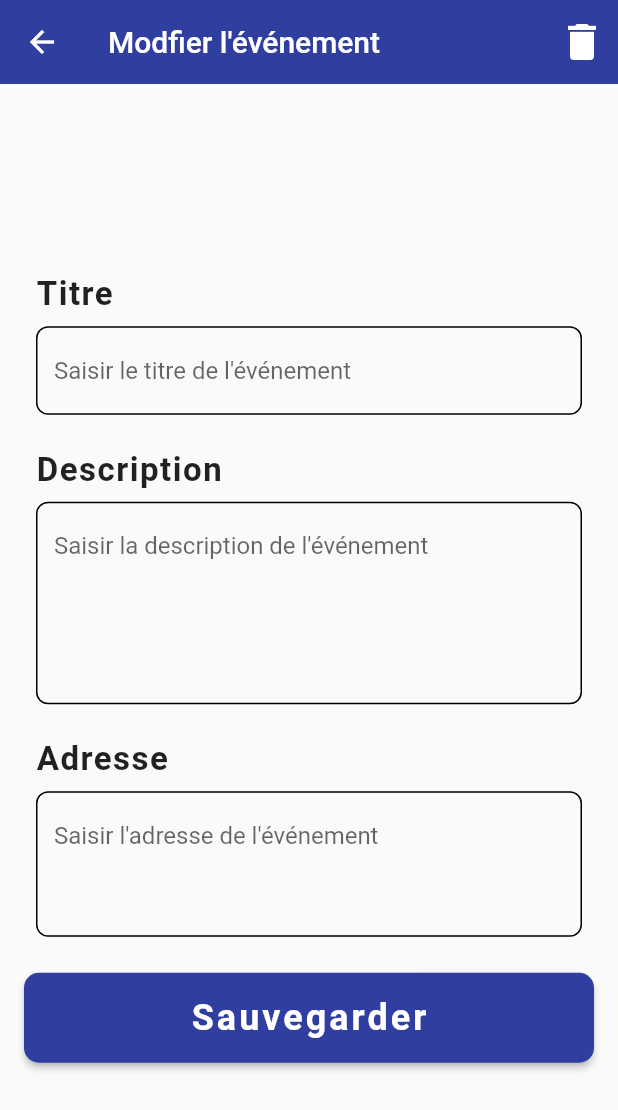
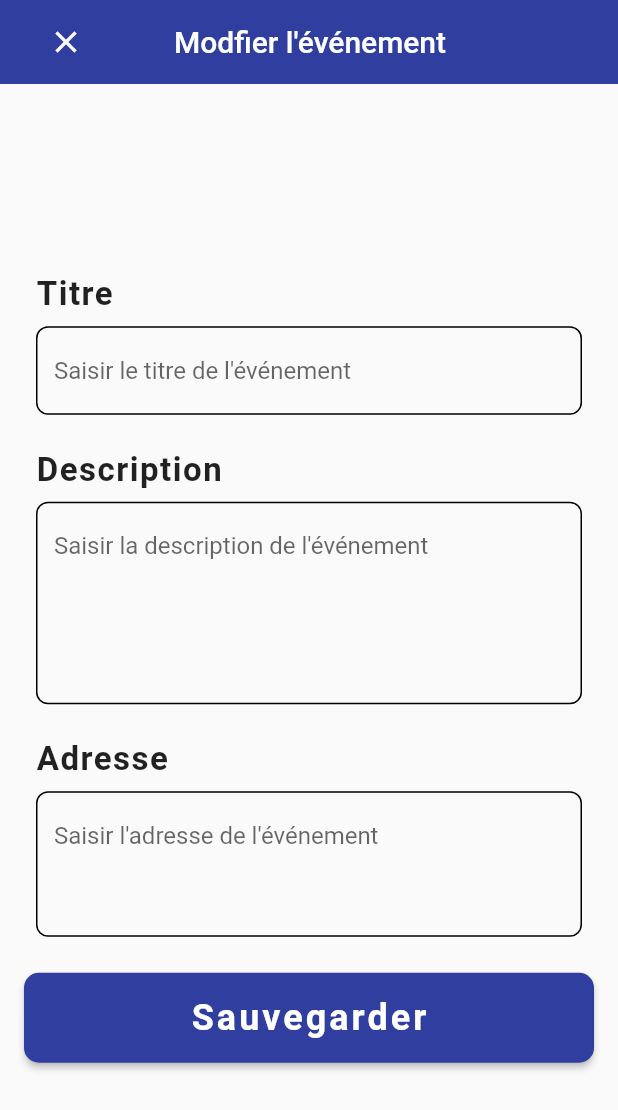
Before and after one commit to BachENSIM/iZiBadge, a Flutter app: the EditScreen screen opened directly with empty values, on a phone screen of 412 x 824 dp. Shown: the top 1110 px of the screen. Run offline on Flutter 3.47's test engine with Material 2 defaults, Android fonts, the phone set to English and light mode, and no system bars; our stand-ins replace cloud_firestore, firebase_auth, firebase_core, getwidget, qr_flutter; missing offline and left inert: qr_code_scanner; accounts and stored records are empty.

Commit message:
v1.0.14c - fix lists height

```diff
--- a/lib/components/edit_gr_form.dart
+++ b/lib/components/edit_gr_form.dart
@@ -131,7 +131,7 @@ class _EditGroupFormState extends State<EditGroupForm> {
             ListView(shrinkWrap: true, children: <Widget>[
               const SizedBox(height: 20),
               Container(
-                height: 375.0,
+                height: MediaQuery.of(context).size.height,
                 child: ListView.builder(
                   shrinkWrap: true,
                   //itemCount: _groupNameList.length,
--- a/lib/components/edit_lst_user_form.dart
+++ b/lib/components/edit_lst_user_form.dart
@@ -185,7 +185,7 @@ class _EditListUserFormState extends State<EditListUserForm> {
                           ListView(shrinkWrap: true, children: <Widget>[
                             const SizedBox(height: 15),
                             Container(
-                              height: 375.0,
+                              height:MediaQuery.of(context).size.height,
                               /*decoration: BoxDecoration(
                                   border: Border.all(color: Colors.blueAccent)
                               ),*/
--- a/lib/components/group_form.dart
+++ b/lib/components/group_form.dart
@@ -160,7 +160,7 @@ class _GroupFormState extends State<GroupForm> {
             ListView(shrinkWrap: true, children: <Widget>[
               const SizedBox(height: 20),
               Container(
-                height: 450.0,
+                height: MediaQuery.of(context).size.height,
                 child: ListView.builder(
                   shrinkWrap: true,
                   itemCount: _groupNameList.length,
--- a/lib/components/item_list_test.dart
+++ b/lib/components/item_list_test.dart
@@ -611,7 +611,7 @@ class _ItemListTestState extends State<ItemListTest> {
                             docId: docID, index: position);
                       },
                       icon: Icon(
-                        Icons.save_rounded,
+                        Icons.save_alt_rounded,
                         color: CustomColors.textIcons,
                       )),
               ],
--- a/lib/screens/add_listUser_screen.dart
+++ b/lib/screens/add_listUser_screen.dart
@@ -200,7 +200,7 @@ class _ListUserScreenState extends State<ListUserScreen> {
                                 ListView(shrinkWrap: true, children: <Widget>[
                                   SizedBox(height: 15),
                                   Container(
-                                    height: 300.0,
+                                    height: MediaQuery.of(context).size.height,
                                     child: ListView.builder(
                                       shrinkWrap: true,
                                       itemCount: _groupListUser.length,
--- a/lib/screens/edit_event_screen.dart
+++ b/lib/screens/edit_event_screen.dart
@@ -11,6 +11,7 @@ class EditScreen extends StatefulWidget {
   late final String currAddr;
   late final DateTime currStartDate;
   late final String documentId;
+
   //construction
   EditScreen({
     required this.currTitle,
@@ -42,10 +43,22 @@ class _EditScreenState extends State<EditScreen> {
       child: Scaffold(
         //backgroundColor: CustomColors.backgroundColorDark,
         appBar: AppBar(
-          elevation: 0,
-          //backgroundColor: CustomColors.backgroundColorDark,
-          title: const Text("Modfier l'événement"),
-          actions: [
+            elevation: 0,
+            //backgroundColor: CustomColors.backgroundColorDark,
+            title: const Text("Modfier l'événement"),
+            leadingWidth: 100,
+            leading: ElevatedButton.icon(
+                onPressed: () => Navigator.of(context).pop(),
+                icon: const Icon(Icons.clear),
+                label: const Text("",
+                    style: TextStyle(
+                      fontSize: 16,
+                      fontWeight: FontWeight.w700,
+                      // color: CustomColors.textSecondary,
+                    )),
+                style: ElevatedButton.styleFrom(
+                    elevation: 0, primary: Colors.transparent))
+            /* actions: [
             _isDel
                 ? Padding(
                     padding: const EdgeInsets.only(
@@ -76,8 +89,8 @@ class _EditScreenState extends State<EditScreen> {
                       // color: Colors.redAccent,
                       size: 32,
                     ))
-          ],
-        ),
+          ],*/
+            ),
         /*body: SafeArea(
           child: Padding(
             padding: const EdgeInsets.only(
```
Also changed, not shown: 1 other file.
